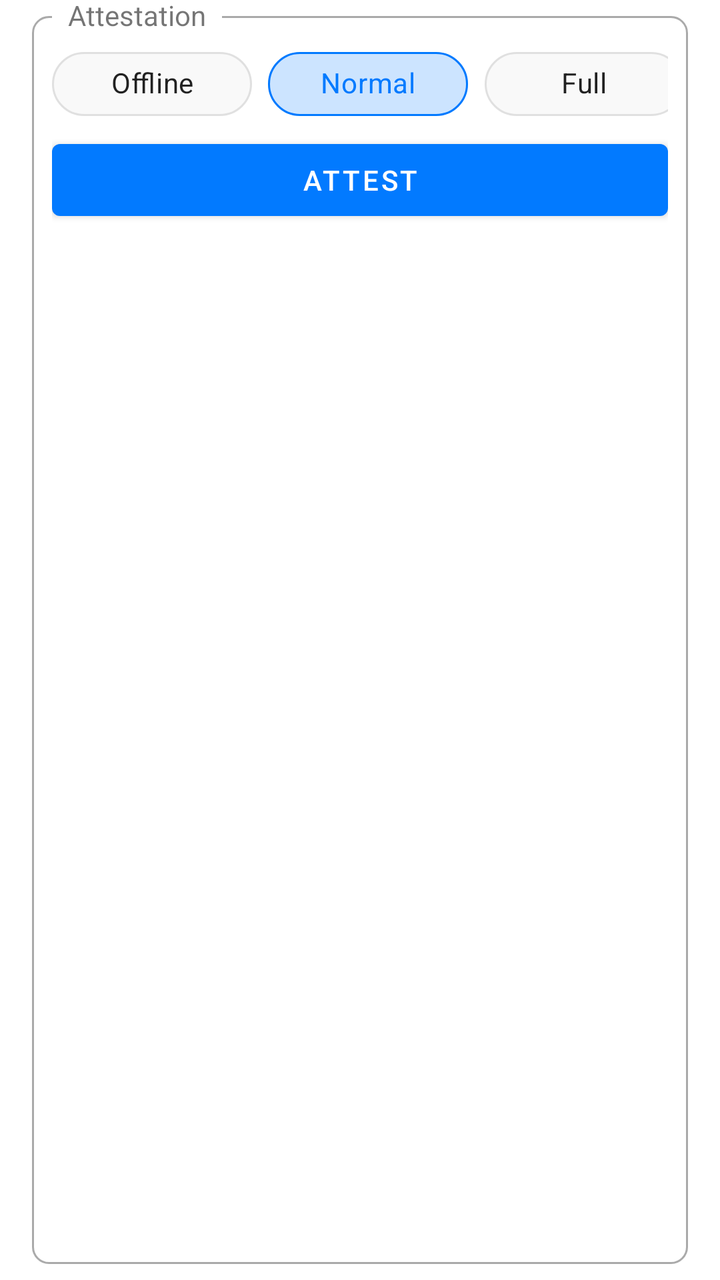
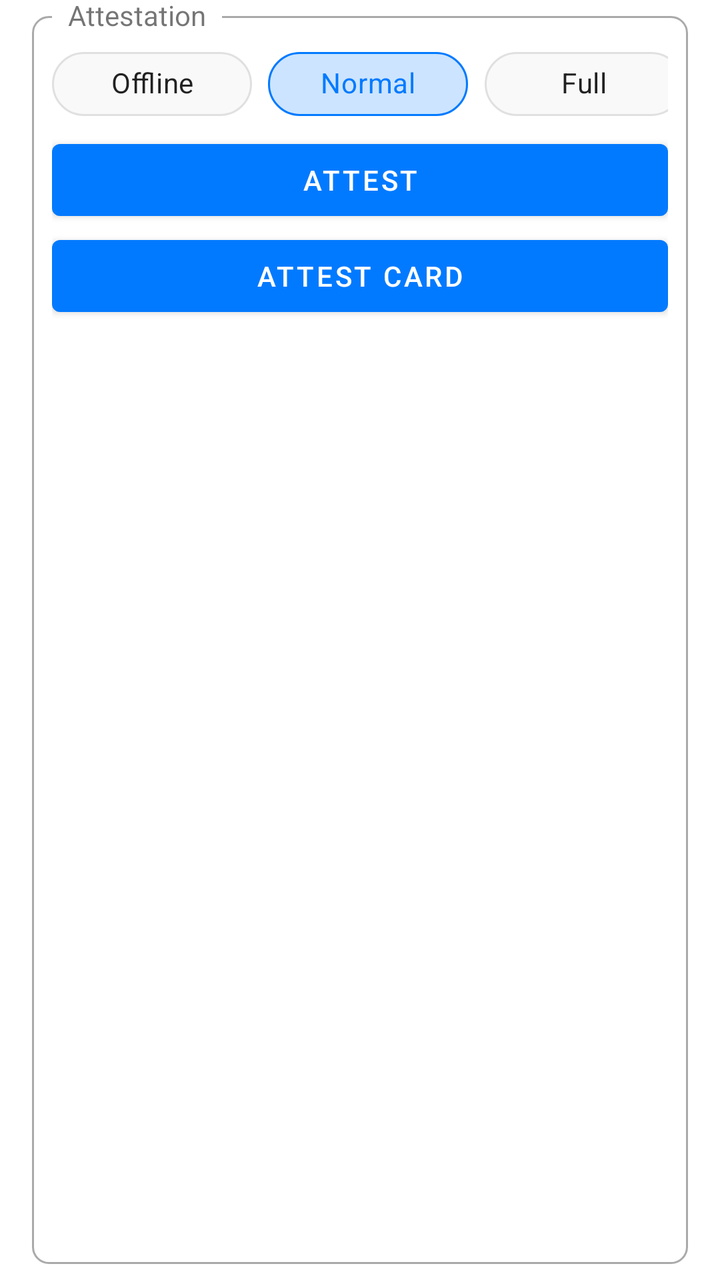

An Android layout rendered at two revisions. The XML below is the earlier revision; the diff shows what the commit changed to produce the second picture.
<!-- AndroidManifest.xml: application theme AppTheme -->
<!-- res/layout/attestation.xml -->
<?xml version="1.0" encoding="utf-8"?>
<FrameLayout xmlns:android="http://schemas.android.com/apk/res/android"
    xmlns:app="http://schemas.android.com/apk/res-auto"
    android:layout_width="match_parent"
    android:layout_height="wrap_content"
    android:clipToPadding="false"
    android:paddingStart="@dimen/box_padding_horizontal"
    android:paddingTop="@dimen/box_padding_vertical"
    android:paddingEnd="@dimen/box_padding_horizontal"
    android:paddingBottom="@dimen/box_padding_vertical">

    <FrameLayout
        android:layout_width="match_parent"
        android:layout_height="match_parent"
        android:background="@drawable/rounded_corner" />

    <TextView
        android:layout_width="wrap_content"
        android:layout_height="wrap_content"
        android:background="?android:windowBackground"
        android:paddingStart="8dp"
        android:paddingEnd="8dp"
        android:text="Attestation"
        android:translationX="10dp"
        android:translationY="-10dp" />

    <FrameLayout
        android:id="@+id/contentContainer"
        android:layout_width="match_parent"
        android:layout_height="match_parent"
        android:clipToPadding="false"
        android:padding="10dp">

        <LinearLayout
            android:layout_width="match_parent"
            android:layout_height="wrap_content"
            android:orientation="vertical">

            <com.google.android.material.chip.ChipGroup
                android:id="@+id/chipGroupAttest"
                android:layout_width="match_parent"
                android:layout_height="wrap_content"
                app:selectionRequired="true"
                app:singleLine="true"
                app:singleSelection="true">

                <com.google.android.material.chip.Chip
                    android:id="@+id/chipAttestOffline"
                    android:layout_width="wrap_content"
                    android:layout_height="wrap_content"
                    android:checked="true"
                    style="@style/TapChip"
                    android:text="Offline" />

                <com.google.android.material.chip.Chip
                    android:id="@+id/chipAttestNormal"
                    android:layout_width="wrap_content"
                    android:layout_height="wrap_content"
                    android:checked="true"
                    style="@style/TapChip"
                    android:text="Normal" />

                <com.google.android.material.chip.Chip
                    android:id="@+id/chipAttestFull"
                    style="@style/TapChip"
                    android:layout_width="wrap_content"
                    android:layout_height="wrap_content"
                    android:text="Full" />

            </com.google.android.material.chip.ChipGroup>

            <Button
                android:id="@+id/btnAttest"
                android:layout_width="match_parent"
                android:layout_height="wrap_content"
                android:text="Attest" />

        </LinearLayout>

    </FrameLayout>

</FrameLayout>
<!-- resources referenced by this layout -->
<resources>
  <dimen name="box_padding_horizontal">16dp</dimen>
  <dimen name="box_padding_vertical">8dp</dimen>
  <!-- drawable rounded_corner (drawable) -->
  <?xml version="1.0" encoding="utf-8"?>
  <shape xmlns:android="http://schemas.android.com/apk/res/android">
      <stroke
          android:width="1dp"
          android:color="@android:color/darker_gray" />
  
      <solid android:color="@android:color/transparent" />
  
      <padding
          android:bottom="5dp"
          android:left="5dp"
          android:right="5dp"
          android:top="5dp" />
  
      <corners android:radius="8dp" />
  </shape>
  <style name="TapChip" parent="@style/Widget.MaterialComponents.Chip.Choice">
          <item name="chipBackgroundColor">@color/selector_chip_background</item>
          <item name="chipStrokeColor">@color/selector_chip_stroke</item>
          <item name="chipStrokeWidth">1dp</item>
          <item name="android:minWidth">100dp</item>
          <item name="android:textAlignment">center</item>
      </style>
  <style name="AppTheme" parent="Theme.MaterialComponents.DayNight.NoActionBar">
          <item name="colorPrimary">@color/primary</item>
          <item name="colorPrimaryDark">@color/primary_dark</item>
          <item name="colorOnPrimary">@color/on_primary</item>
          <item name="colorSecondary">@color/primary</item>
      </style>
  <color name="primary">#027aff</color>
  <color name="primary_dark">#0a02ff</color>
  <color name="on_primary">#FFFFFF</color>
</resources>

<!-- the commit's change to res/layout/attestation.xml (unified diff, before → after) -->
@@ -75,6 +75,12 @@
                 android:layout_height="wrap_content"
                 android:text="Attest" />
 
+            <Button
+                android:id="@+id/btnAttestCardKey"
+                android:layout_width="match_parent"
+                android:layout_height="wrap_content"
+                android:text="Attest card" />
+
         </LinearLayout>
 
     </FrameLayout>
